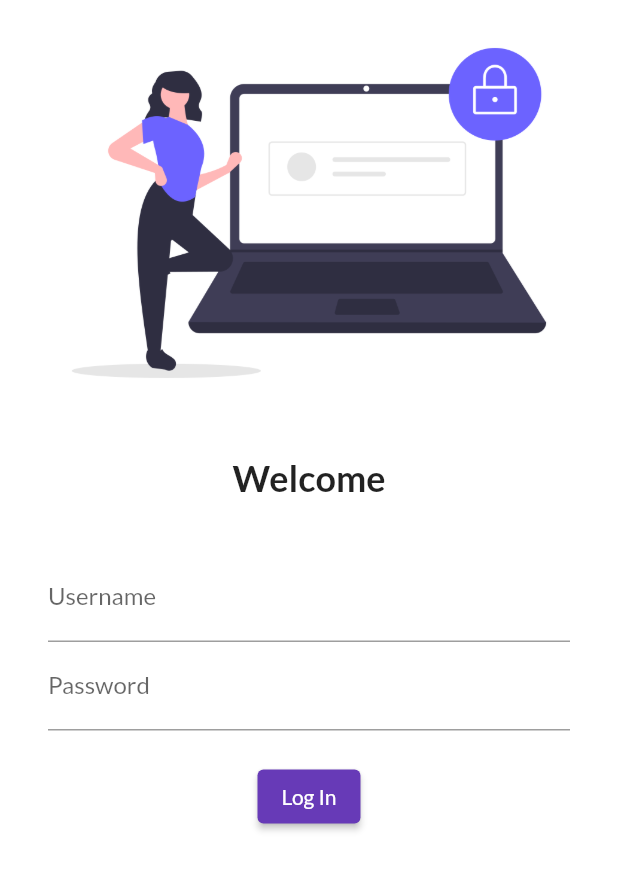
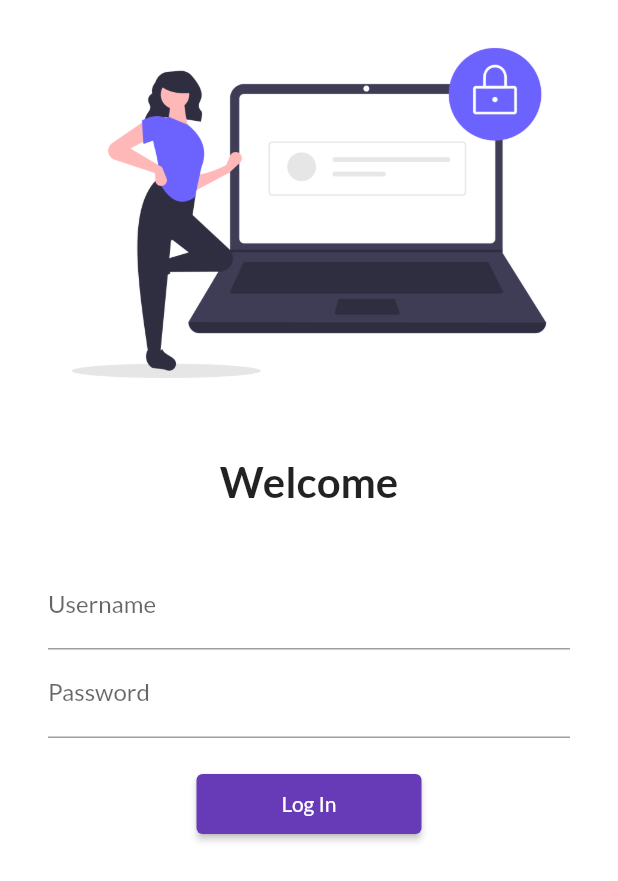
Before and after one commit to prasunkayastha/Learn_flutter, a Flutter app: the screen it shows after launch, on a phone screen of 412 x 824 dp. Shown: the top 881 px of the screen. Run offline on Flutter 3.47's test engine with Material 2 defaults, Android fonts, the phone set to English and light mode, and no system bars; our stand-ins replace google_fonts.

Commit message:
day 4 complete

```diff
--- a/lib/main.dart
+++ b/lib/main.dart
@@ -1,5 +1,6 @@
 import 'package:flutter/material.dart';
 import 'package:flutter_application_1/pages/loginpage.dart';
+import 'package:flutter_application_1/utils/routes.dart';
 // ignore: depend_on_referenced_packages
 import 'package:google_fonts/google_fonts.dart';
 
@@ -22,8 +23,8 @@ class MyApp extends StatelessWidget {
       // initialRoute: "/home",
       routes: {
         "/": (context) => LoginPage(),
-        "/home": (context) => HomePage(),
-        "/login": (context) => LoginPage()
+        MyRoutes.homeRoute: (context) => HomePage(),
+        MyRoutes.loginRoute: (context) => LoginPage()
       },
     );
   }
--- a/lib/pages/loginpage.dart
+++ b/lib/pages/loginpage.dart
@@ -1,4 +1,6 @@
 import 'package:flutter/material.dart';
+
+import '../utils/routes.dart';
 
 class LoginPage extends StatelessWidget {
   @override
@@ -14,7 +16,7 @@ class LoginPage extends StatelessWidget {
             Text(
               "Welcome",
               style: TextStyle(
-                fontSize: 24,
+                fontSize: 28,
                 fontWeight: FontWeight.bold,
               ),
             ),
@@ -44,10 +46,10 @@ class LoginPage extends StatelessWidget {
                   ),
                   ElevatedButton(
                     onPressed: () {
-                      print("Hi Prasun");
+                      Navigator.pushNamed(context, MyRoutes.homeRoute);
                     },
                     child: Text("Log In"),
-                    style: TextButton.styleFrom(),
+                    style: TextButton.styleFrom(minimumSize: Size(150, 40)),
                   )
                 ],
               ),
--- /dev/null
+++ b/lib/utils/routes.dart
@@ -0,0 +1,4 @@
+class MyRoutes {
+  static String loginRoute = "/login";
+  static String homeRoute = "/home";
+}
```
